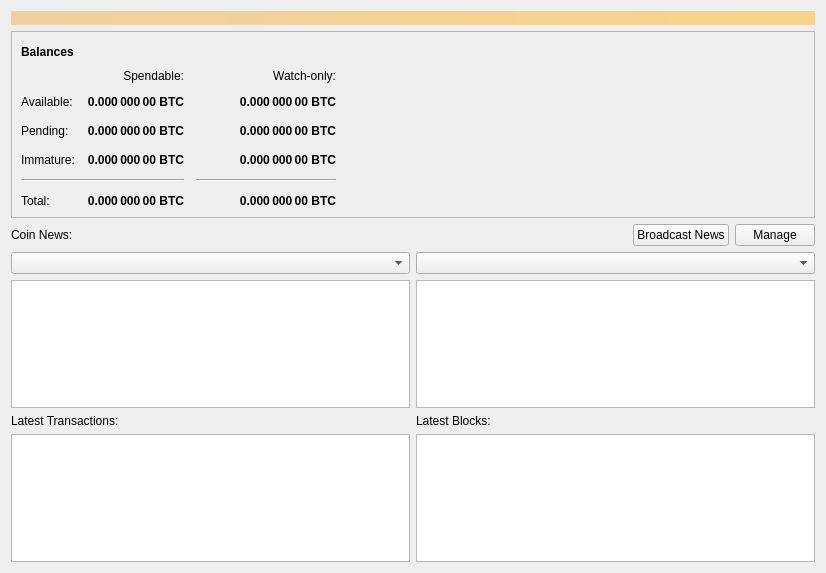
Old version of the form src/qt/forms/overviewpage.ui in the repository torkelrogstad/mainchain.
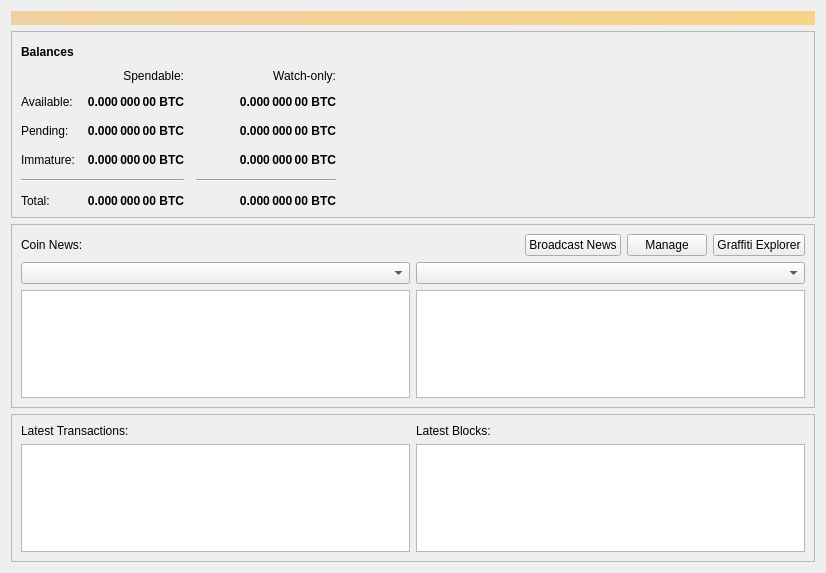
New version of the form. Icons and pictures are not drawn.

Commit message: Update overview page style

```diff
--- a/src/qt/forms/overviewpage.ui
+++ b/src/qt/forms/overviewpage.ui
@@ -424,6 +424,15 @@
     </layout>
    </item>
    <item>
+    <widget class="QFrame" name="frame_2">
+     <property name="frameShape">
+      <enum>QFrame::StyledPanel</enum>
+     </property>
+     <property name="frameShadow">
+      <enum>QFrame::Raised</enum>
+     </property>
+     <layout class="QVBoxLayout" name="verticalLayout_7">
+      <item>
     <layout class="QHBoxLayout" name="horizontalLayout_5">
      <property name="bottomMargin">
       <number>0</number>
@@ -448,8 +457,8 @@
        </property>
        <property name="iconSize">
         <size>
-         <width>32</width>
-         <height>32</height>
+            <width>24</width>
+            <height>24</height>
         </size>
        </property>
       </widget>
@@ -467,8 +476,27 @@
        </property>
        <property name="iconSize">
         <size>
-         <width>32</width>
-         <height>32</height>
+            <width>24</width>
+            <height>24</height>
+           </size>
+          </property>
+         </widget>
+        </item>
+        <item>
+         <widget class="QPushButton" name="pushButton">
+          <property name="sizePolicy">
+           <sizepolicy hsizetype="Maximum" vsizetype="Fixed">
+            <horstretch>0</horstretch>
+            <verstretch>0</verstretch>
+           </sizepolicy>
+          </property>
+          <property name="text">
+           <string>Graffiti Explorer</string>
+          </property>
+          <property name="iconSize">
+           <size>
+            <width>24</width>
+            <height>24</height>
         </size>
        </property>
       </widget>
@@ -532,6 +560,18 @@
      </item>
     </layout>
    </item>
+     </layout>
+    </widget>
+   </item>
+   <item>
+    <widget class="QFrame" name="frame_3">
+     <property name="frameShape">
+      <enum>QFrame::StyledPanel</enum>
+     </property>
+     <property name="frameShadow">
+      <enum>QFrame::Raised</enum>
+     </property>
+     <layout class="QVBoxLayout" name="verticalLayout_8">
    <item>
     <layout class="QHBoxLayout" name="horizontalLayout_2">
      <property name="bottomMargin">
@@ -584,6 +624,9 @@
       </layout>
      </item>
     </layout>
+      </item>
+     </layout>
+    </widget>
    </item>
   </layout>
  </widget>
```
Lines whose indentation alone changed are shown as unchanged.
